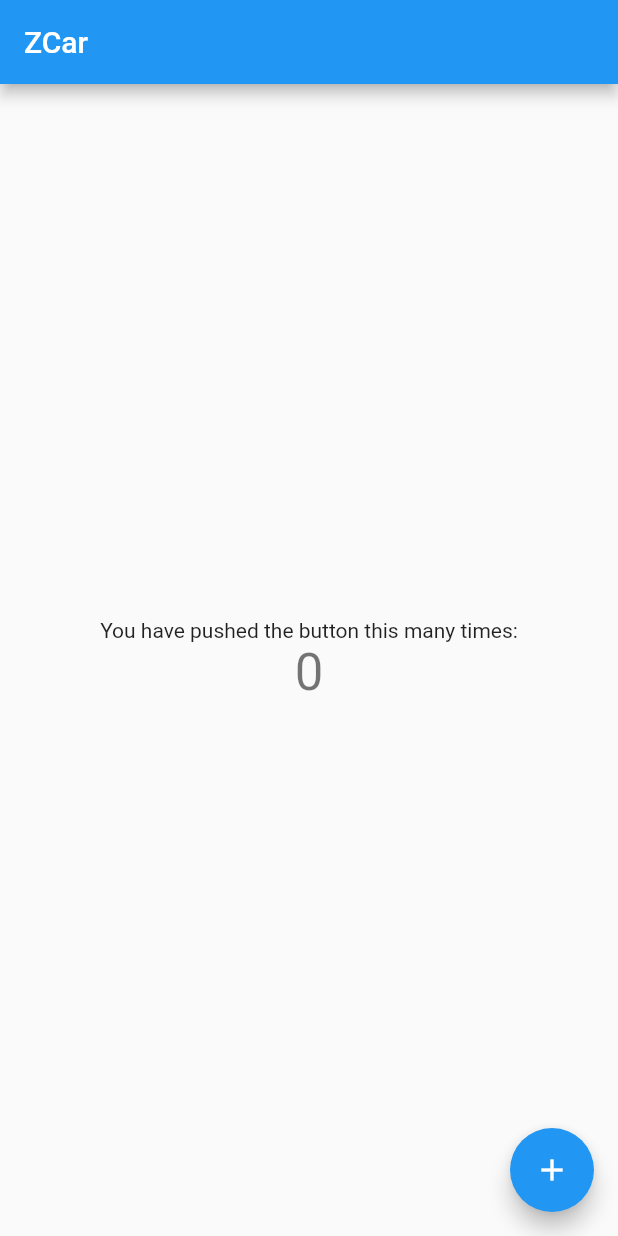
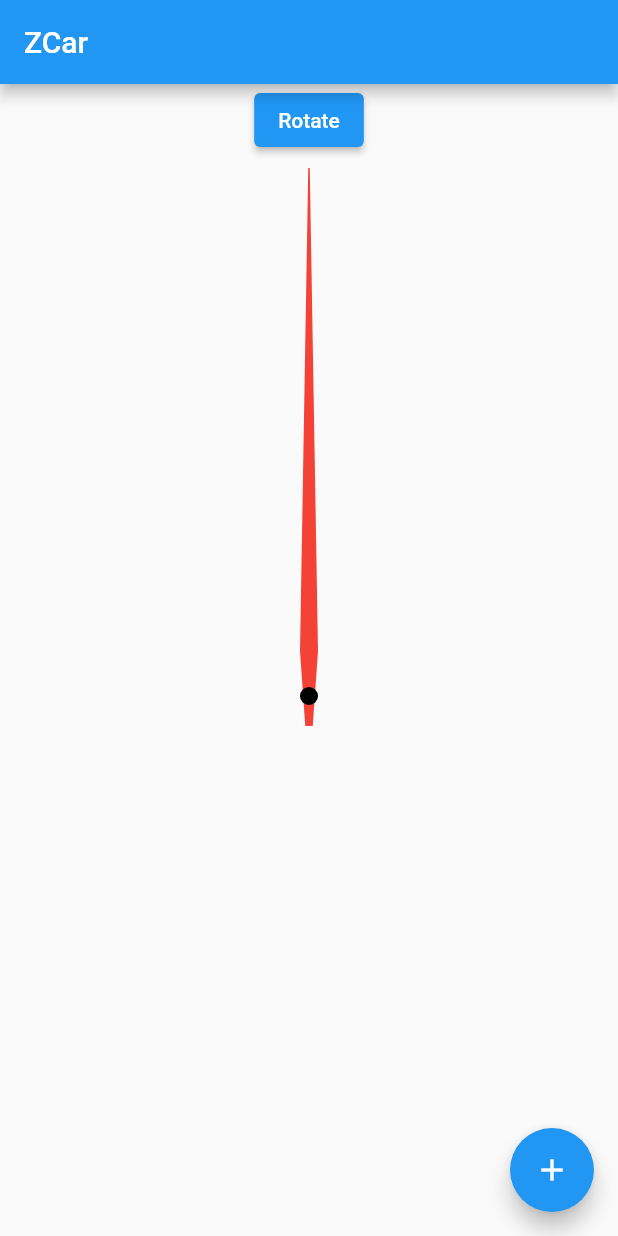
Before and after one commit to jasper-zsh/zcar, a Flutter app: the screen it shows after launch, on a phone screen of 412 x 824 dp. Run offline on Flutter 3.47's test engine with Material 2 defaults, Android fonts, the phone set to English and light mode, and no system bars; generated files the repository leaves out were written again.

Commit message:
Instrument

```diff
--- a/lib/main.dart
+++ b/lib/main.dart
@@ -1,6 +1,10 @@
+import 'dart:math';
+
 import 'package:flutter/material.dart';
 import 'package:flutter/services.dart';
+import 'package:zcar/ui/instrument.dart';
 import 'package:zcar/ui/launcher.dart';
+import 'package:zcar/ui/pointer_instrument.dart';
 
 void main() {
   WidgetsFlutterBinding.ensureInitialized();
@@ -53,17 +57,10 @@ class MyHomePage extends StatefulWidget {
 
 class _MyHomePageState extends State<MyHomePage> {
   int _counter = 0;
-
-  void _incrementCounter() {
-    setState(() {
-      // This call to setState tells the Flutter framework that something has
-      // changed in this State, which causes it to rerun the build method below
-      // so that the display can reflect the updated values. If we changed
-      // _counter without calling setState(), then the build method would not be
-      // called again, and so nothing would appear to happen.
-      _counter++;
-    });
-  }
+  final InstrumentController _instrumentController = InstrumentController();
+  Random random = Random();
+  double min = 0;
+  double max = 70;
 
   @override
   Widget build(BuildContext context) {
@@ -79,35 +76,22 @@ class _MyHomePageState extends State<MyHomePage> {
         // the App.build method, and use it to set our appbar title.
         title: Text(widget.title),
       ),
-      body: Center(
+      body: Column(
         // Center is a layout widget. It takes a single child and positions it
         // in the middle of the parent.
-        child: Column(
-          // Column is also a layout widget. It takes a list of children and
-          // arranges them vertically. By default, it sizes itself to fit its
-          // children horizontally, and tries to be as tall as its parent.
-          //
-          // Invoke "debug painting" (press "p" in the console, choose the
-          // "Toggle Debug Paint" action from the Flutter Inspector in Android
-          // Studio, or the "Toggle Debug Paint" command in Visual Studio Code)
-          // to see the wireframe for each widget.
-          //
-          // Column has various properties to control how it sizes itself and
-          // how it positions its children. Here we use mainAxisAlignment to
-          // center the children vertically; the main axis here is the vertical
-          // axis because Columns are vertical (the cross axis would be
-          // horizontal).
-          mainAxisAlignment: MainAxisAlignment.center,
-          children: <Widget>[
-            const Text(
-              'You have pushed the button this many times:',
-            ),
-            Text(
-              '$_counter',
-              style: Theme.of(context).textTheme.headlineMedium,
-            ),
-          ],
-        ),
+        children: [
+          ElevatedButton(
+            onPressed: () {
+              _instrumentController.setValue(random.nextDouble() * max);
+            },
+            child: Text('Rotate')
+          ),
+          Expanded(child: PointerInstrumentWidget(
+            controller: _instrumentController,
+            min: min,
+            max: max,
+          )),
+        ]
       ),
       floatingActionButton: FloatingActionButton(
         onPressed: () {
--- /dev/null
+++ b/lib/ui/instrument.dart
@@ -0,0 +1,18 @@
+import 'dart:async';
+
+class InstrumentController {
+  final StreamController<double> _valueStreamController = StreamController.broadcast();
+
+  double value = 0;
+
+  StreamSubscription<double> listen(Function(double) listener) {
+    var sub = _valueStreamController.stream.listen(listener);
+    _valueStreamController.sink.add(value);
+    return sub;
+  }
+
+  void setValue(double value) {
+    this.value = value;
+    _valueStreamController.sink.add(this.value);
+  }
+}
--- /dev/null
+++ b/lib/ui/pointer_instrument.dart
@@ -0,0 +1,116 @@
+import 'dart:async';
+import 'dart:developer';
+import 'dart:math' as math;
+
+import 'package:flutter/material.dart';
+import 'package:zcar/ui/instrument.dart';
+
+class PointerInstrumentWidget extends StatefulWidget {
+  InstrumentController controller;
+  double min, max;
+
+  PointerInstrumentWidget({
+    super.key,
+    required this.controller,
+    required this.min,
+    required this.max,
+  });
+
+  @override
+  State<StatefulWidget> createState() {
+    return PointerInstrumentState();
+  }
+}
+
+class PointerInstrumentState extends State<PointerInstrumentWidget> with SingleTickerProviderStateMixin {
+  late StreamSubscription<double> valueSubscription;
+  late AnimationController _animationController;
+
+  @override
+  void initState() {
+    super.initState();
+    valueSubscription = widget.controller.listen(valueUpdated);
+    _animationController = AnimationController(
+      vsync: this
+    );
+  }
+
+  @override
+  void didUpdateWidget(covariant PointerInstrumentWidget oldWidget) {
+    super.didUpdateWidget(oldWidget);
+    valueSubscription.cancel();
+    valueSubscription = widget.controller.listen(valueUpdated);
+  }
+
+  @override
+  void dispose() {
+    super.dispose();
+    valueSubscription.cancel();
+    _animationController.dispose();
+  }
+
+  void valueUpdated(double value) {
+    var rad = 2 * math.pi * (value / (widget.max - widget.min)) - math.pi;
+    log("Value: $value Rad: $rad");
+    _animationController.animateTo(rad, duration: const Duration(milliseconds: 200));
+  }
+
+  @override
+  Widget build(BuildContext context) {
+    return Stack(
+      children: [
+        AnimatedBuilder(
+          animation: _animationController,
+          builder: (context, child) {
+            return Transform.rotate(
+              angle: _animationController.value,
+              child: _buildIndicator(context)
+            );
+          },
+        )
+      ],
+    );
+  }
+
+  Widget _buildIndicator(BuildContext context) {
+    return CustomPaint(
+      painter: IndicatorPainter(),
+      child: Container(),
+    );
+  }
+}
+
+class IndicatorPainter extends CustomPainter {
+  @override
+  void paint(Canvas canvas, Size size) {
+    double halfHeight = size.height / 2;
+    double halfWidth = size.width / 2;
+    var path = new Path();
+    path.moveTo(-2.5, 20);
+    path.lineTo(2.5, 20);
+    path.lineTo(6.0, -30);
+    path.lineTo(0.5, -halfHeight + 8);
+    path.lineTo(-0.5, -halfHeight + 8);
+    path.lineTo(-6.0, -30);
+    path.close();
+    canvas.save();
+    canvas.translate(halfWidth, halfHeight);
+
+    var paint = Paint();
+    paint.color = Colors.red;
+    paint.style = PaintingStyle.fill;
+
+    canvas.drawPath(path, paint);
+
+    paint.color = Colors.black;
+    canvas.drawCircle(Offset(0, 0), 6, paint);
+
+    canvas.restore();
+  }
+
+  @override
+  bool shouldRepaint(covariant CustomPainter oldDelegate) {
+    return false;
+  }
+
+}
```
